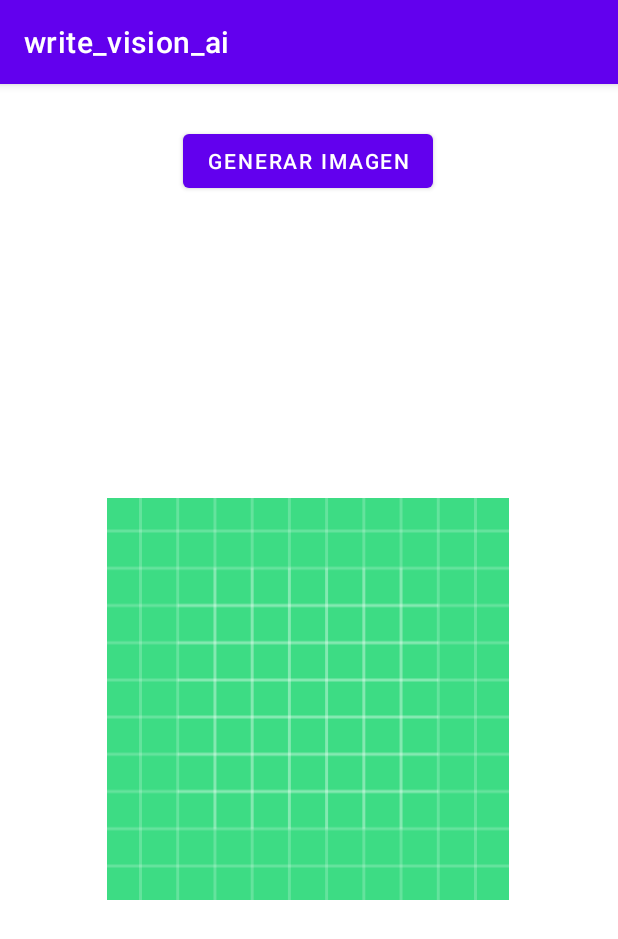
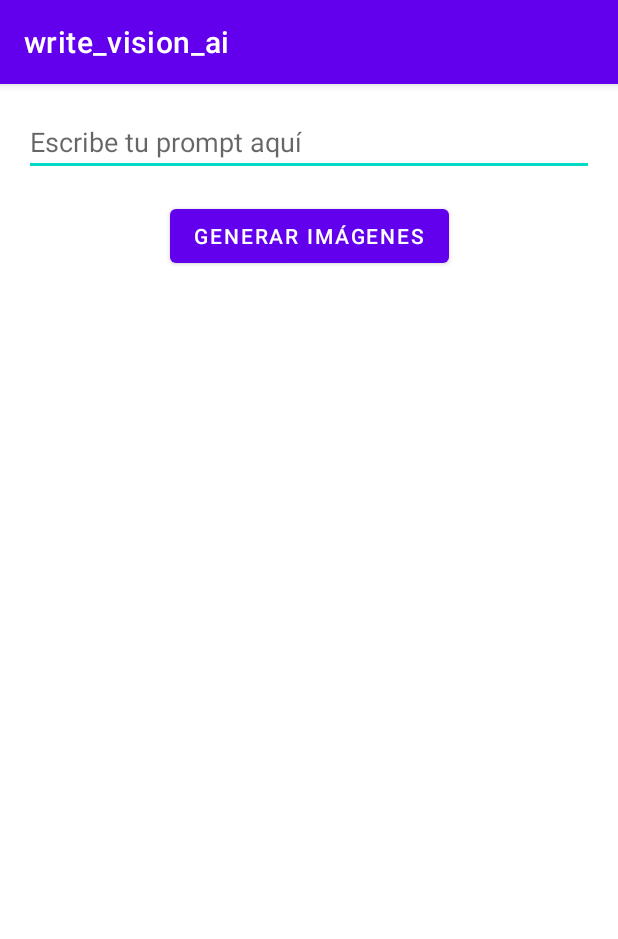
Before and after one commit to spardoc/StoryLens, an Android app: the screen it shows after launch (MainActivity), on a phone screen of 412 x 824 dp. Shown: the top 939 px of the screen. Run offline under Robolectric (Android 15) with nearby library versions, the phone set to English and light mode, and no system bars; pictures from the network do not load.

Commit message:
Added input text to create images

```diff
--- /dev/null
+++ b/app/src/main/java/com/example/write_vision_ai/ImageAdapter.java
@@ -0,0 +1,46 @@
+package com.example.write_vision_ai;
+
+import android.view.LayoutInflater;
+import android.view.View;
+import android.view.ViewGroup;
+import android.widget.ImageView;
+
+import androidx.annotation.NonNull;
+import androidx.recyclerview.widget.RecyclerView;
+
+import com.bumptech.glide.Glide;
+import java.util.List;
+
+public class ImageAdapter extends RecyclerView.Adapter<ImageAdapter.ViewHolder> {
+    private final List<String> imageUrls;
+
+    public ImageAdapter(List<String> imageUrls) {
+        this.imageUrls = imageUrls;
+    }
+
+    @NonNull
+    @Override
+    public ViewHolder onCreateViewHolder(@NonNull ViewGroup parent, int viewType) {
+        View view = LayoutInflater.from(parent.getContext()).inflate(R.layout.image_item, parent, false);
+        return new ViewHolder(view);
+    }
+
+    @Override
+    public void onBindViewHolder(@NonNull ViewHolder holder, int position) {
+        Glide.with(holder.imageView.getContext()).load(imageUrls.get(position)).into(holder.imageView);
+    }
+
+    @Override
+    public int getItemCount() {
+        return imageUrls.size();
+    }
+
+    static class ViewHolder extends RecyclerView.ViewHolder {
+        ImageView imageView;
+
+        ViewHolder(View view) {
+            super(view);
+            imageView = view.findViewById(R.id.imageView);
+        }
+    }
+}
--- a/app/src/main/java/com/example/write_vision_ai/MainActivity.java
+++ b/app/src/main/java/com/example/write_vision_ai/MainActivity.java
@@ -1,23 +1,22 @@
 package com.example.write_vision_ai;
 
 import androidx.appcompat.app.AppCompatActivity;
+import androidx.recyclerview.widget.LinearLayoutManager;
+import androidx.recyclerview.widget.RecyclerView;
 
 import android.os.Bundle;
+import android.util.Log;
+import android.widget.Button;
+import android.widget.EditText;
+import android.widget.Toast;
 
 import com.bumptech.glide.Glide;
 import com.example.write_vision_ai.databinding.ActivityMainBinding;
 
-import android.util.Log;
-import android.widget.Button;
-import android.widget.ImageView;
-import android.widget.Toast;
-
-import org.json.JSONArray;
-import org.json.JSONException;
-import org.json.JSONObject;
-
 import java.io.IOException;
+import java.util.ArrayList;
 import java.util.HashMap;
+import java.util.List;
 import java.util.Map;
 import java.util.concurrent.TimeUnit;
 
@@ -33,10 +32,13 @@ import retrofit2.converter.gson.GsonConverterFactory;
 public class MainActivity extends AppCompatActivity {
 
     private Button btnGenerate;
+    private EditText etPrompt;
+    private RecyclerView recyclerView;
+    private ImageAdapter imageAdapter;
     private ApiService apiService;
-    private ImageView imageView;
+    private ActivityMainBinding binding;
 
-    private ActivityMainBinding binding;
+    private final List<String> imageUrls = new ArrayList<>();
 
     @Override
     protected void onCreate(Bundle savedInstanceState) {
@@ -46,12 +48,17 @@ public class MainActivity extends AppCompatActivity {
         setContentView(binding.getRoot());
 
         btnGenerate = findViewById(R.id.btnGenerate);
-        imageView = findViewById(R.id.imageView);
+        etPrompt = findViewById(R.id.etPrompt);
+        recyclerView = findViewById(R.id.recyclerView);
+
+        recyclerView.setLayoutManager(new LinearLayoutManager(this));
+        imageAdapter = new ImageAdapter(imageUrls);
+        recyclerView.setAdapter(imageAdapter);
 
         OkHttpClient client = new OkHttpClient.Builder()
-                .connectTimeout(30, TimeUnit.SECONDS)
-                .writeTimeout(30, TimeUnit.SECONDS)
-                .readTimeout(30, TimeUnit.SECONDS)
+                .connectTimeout(120, TimeUnit.SECONDS)
+                .writeTimeout(120, TimeUnit.SECONDS)
+                .readTimeout(120, TimeUnit.SECONDS)
                 .addInterceptor(new Interceptor() {
                     @Override
                     public okhttp3.Response intercept(Chain chain) throws IOException {
@@ -62,65 +69,65 @@ public class MainActivity extends AppCompatActivity {
                 })
                 .build();
 
-
         Retrofit retrofit = new Retrofit.Builder()
                 .baseUrl("https://dashscope-intl.aliyuncs.com/api/v1/")
                 .addConverterFactory(GsonConverterFactory.create())
                 .client(client)
                 .build();
 
-
         apiService = retrofit.create(ApiService.class);
 
-        btnGenerate.setOnClickListener(view -> generateImage());
-
+        btnGenerate.setOnClickListener(view -> generateImages());
     }
 
-    public native String stringFromJNI();
+    private void generateImages() {
+        String userInput = etPrompt.getText().toString().trim();
 
-    private void generateImage() {
+        if (userInput.isEmpty()) {
+            Toast.makeText(this, "Por favor, ingresa al menos un prompt", Toast.LENGTH_SHORT).show();
+            return;
+        }
+
+        String[] userPrompts = userInput.split("\n|,");
+
+        imageUrls.clear();
+        imageAdapter.notifyDataSetChanged();
+
+        for (String prompt : userPrompts) {
+            if (!prompt.trim().isEmpty()) {
+                generateImage(prompt.trim());
+            }
+        }
+    }
+
+    private void generateImage(String prompt) {
         Map<String, Object> input = new HashMap<>();
-        input.put("prompt", "Genera una imagen de un robot ayudando a un niño a escribir en un cuaderno");
-        input.put("seed", 42);
+        input.put("prompt", prompt);
+        input.put("seed", System.currentTimeMillis());  // Para generar imágenes únicas
 
         Map<String, Object> requestBody = new HashMap<>();
         requestBody.put("input", input);
 
-        Log.d("API_REQUEST", "Request Body: " + requestBody.toString());
-
         apiService.generateImage(requestBody).enqueue(new Callback<QwenResponse>() {
             @Override
             public void onResponse(Call<QwenResponse> call, Response<QwenResponse> response) {
-                // Log para verificar el estado de la respuesta
-                Log.d("API_RESPONSE", "Response Code: " + response.code());
-                Log.d("API_RESPONSE", "Response Body: " + (response.body() != null ? response.body().toString() : "null"));
-
                 if (response.isSuccessful() && response.body() != null) {
                     String outputText = (String) response.body().getOutput().get("text");
-                    Log.d("API_RESPONSE", "Output Text: " + outputText);
-
                     String imageUrl = extractImageUrl(outputText);
-                    Log.d("API_RESPONSE", "Extracted Image URL: " + imageUrl);
 
                     if (imageUrl != null) {
-
-                        Glide.with(MainActivity.this)
-                                .load(imageUrl)
-                                .into(imageView);
-                        Log.d("IMAGE_LOAD", "Image URL loaded successfully");
+                        imageUrls.add(imageUrl);
+                        imageAdapter.notifyItemInserted(imageUrls.size() - 1);
                     } else {
-                        Log.e("IMAGE_LOAD", "No image URL found");
-                        Toast.makeText(MainActivity.this, "No se encontró imagen en la respuesta", Toast.LENGTH_SHORT).show();
+                        Toast.makeText(MainActivity.this, "No se encontró imagen para: " + prompt, Toast.LENGTH_SHORT).show();
                     }
                 } else {
-                    Log.e("API_RESPONSE", "Error en la respuesta, Código: " + response.code());
                     Toast.makeText(MainActivity.this, "Error en la respuesta", Toast.LENGTH_SHORT).show();
                 }
             }
 
             @Override
             public void onFailure(Call<QwenResponse> call, Throwable t) {
-                Log.e("API_ERROR", "Error en la conexión: " + t.getMessage());
                 Toast.makeText(MainActivity.this, "Error en la conexión", Toast.LENGTH_SHORT).show();
             }
         });
@@ -128,15 +135,10 @@ public class MainActivity extends AppCompatActivity {
 
     private String extractImageUrl(String text) {
         if (text != null && text.contains("![](") && text.contains(")")) {
-
             int startIndex = text.indexOf("![](") + 4;
             int endIndex = text.indexOf(")", startIndex);
-            if (startIndex != -1 && endIndex != -1) {
-                return text.substring(startIndex, endIndex);
-            }
+            return text.substring(startIndex, endIndex);
         }
         return null;
     }
-
-
 }
--- a/app/src/main/res/layout/activity_main.xml
+++ b/app/src/main/res/layout/activity_main.xml
@@ -6,28 +6,34 @@
     android:layout_height="match_parent"
     tools:context=".MainActivity">
 
+    <EditText
+        android:id="@+id/etPrompt"
+        android:layout_width="0dp"
+        android:layout_height="wrap_content"
+        android:hint="Escribe tu prompt aquí"
+        android:inputType="text"
+        app:layout_constraintEnd_toEndOf="parent"
+        app:layout_constraintStart_toStartOf="parent"
+        app:layout_constraintTop_toTopOf="parent"
+        android:layout_margin="16dp"/>
+
     <Button
         android:id="@+id/btnGenerate"
         android:layout_width="wrap_content"
         android:layout_height="wrap_content"
-        android:text="Generar imagen"
+        android:text="Generar imágenes"
+        app:layout_constraintTop_toBottomOf="@id/etPrompt"
+        app:layout_constraintStart_toStartOf="parent"
+        app:layout_constraintEnd_toEndOf="parent"
+        android:layout_marginTop="16dp"/>
+
+    <androidx.recyclerview.widget.RecyclerView
+        android:id="@+id/recyclerView"
+        android:layout_width="0dp"
+        android:layout_height="0dp"
+        app:layout_constraintTop_toBottomOf="@id/btnGenerate"
+        app:layout_constraintStart_toStartOf="parent"
+        app:layout_constraintEnd_toEndOf="parent"
         app:layout_constraintBottom_toBottomOf="parent"
-        app:layout_constraintEnd_toEndOf="parent"
-        app:layout_constraintHorizontal_bias="0.498"
-        app:layout_constraintStart_toStartOf="parent"
-        app:layout_constraintTop_toTopOf="parent"
-        app:layout_constraintVertical_bias="0.038" />
-
-    <ImageView
-        android:id="@+id/imageView"
-        android:layout_width="268dp"
-        android:layout_height="398dp"
-        app:layout_constraintBottom_toBottomOf="parent"
-        app:layout_constraintEnd_toEndOf="parent"
-        app:layout_constraintHorizontal_bias="0.496"
-        app:layout_constraintStart_toStartOf="parent"
-        app:layout_constraintTop_toTopOf="parent"
-        app:layout_constraintVertical_bias="0.57"
-        app:srcCompat="@drawable/ic_launcher_background" />
-
+        android:padding="8dp"/>
 </androidx.constraintlayout.widget.ConstraintLayout>
```
Also changed, not shown: app/src/main/res/layout/image_item.xml (added, +17 -0 lines).
